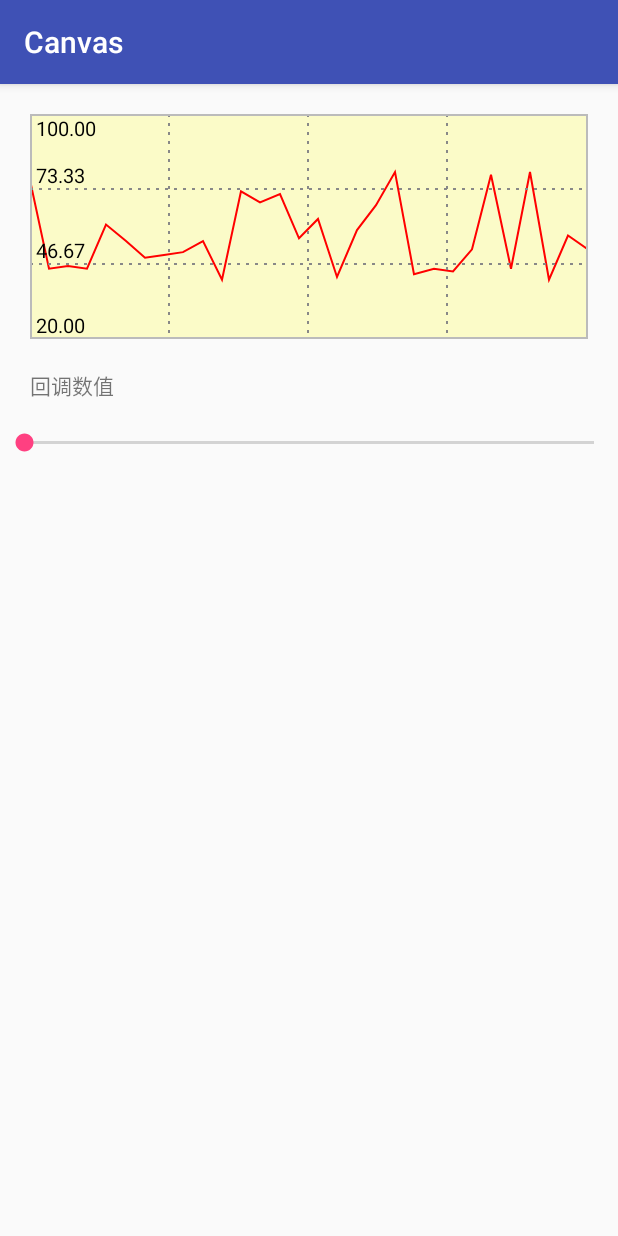
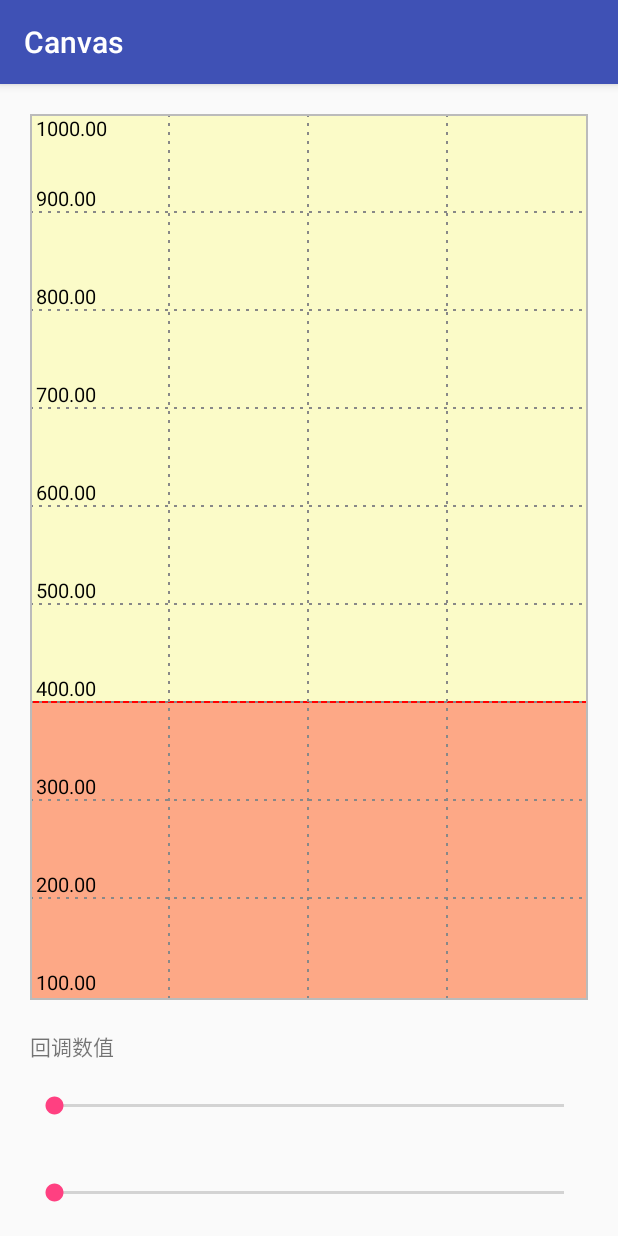
Before and after one commit to zhipengzhong/PolylineChart, an Android app: the screen it shows after launch (MainActivity), on a phone screen of 412 x 824 dp. Run offline under Robolectric (Android 15) with nearby library versions, the phone set to English and light mode, and no system bars.

Commit message:
添加阴影效果

```diff
--- a/app/src/main/java/com/young/canvas/MainActivity.java
+++ b/app/src/main/java/com/young/canvas/MainActivity.java
@@ -18,6 +18,9 @@ public class MainActivity extends AppCompatActivity {
     private PolylineView mPolylineView;
     private SeekBar mSeekBar;
     private TextView mCallBack;
+    private SeekBar mDense;
+    private int mNum = 10;
+    private int mDenseNum = 1;
 
     @Override
     protected void onCreate(Bundle savedInstanceState) {
@@ -34,7 +37,28 @@ public class MainActivity extends AppCompatActivity {
             @Override
             public void onProgressChanged(SeekBar seekBar, int progress, boolean fromUser) {
                 Log.d(TAG, "onProgressChanged: " + progress);
-                generateData(progress * 10 + 2);
+                mNum = progress * 10 + 2;
+                generateData(mNum, mDenseNum);
+                //调整产生假数据的数量
+            }
+
+            @Override
+            public void onStartTrackingTouch(SeekBar seekBar) {
+
+            }
+
+            @Override
+            public void onStopTrackingTouch(SeekBar seekBar) {
+
+            }
+        });
+
+        mDense.setOnSeekBarChangeListener(new SeekBar.OnSeekBarChangeListener() {
+            @Override
+            public void onProgressChanged(SeekBar seekBar, int progress, boolean fromUser) {
+                //调整产生假数据的间隔
+                mDenseNum = progress * 4 + 1;
+                generateData(mNum, mDenseNum);
             }
 
             @Override
@@ -57,14 +81,14 @@ public class MainActivity extends AppCompatActivity {
     }
 
     private void initData() {
-        generateData(30);
+        generateData(mNum, mDenseNum);
     }
 
-    private void generateData(int num) {
+    private void generateData(int num, int dense) {
         ArrayList<Integer> list = new ArrayList<>();
         Random random = new Random();
         for (int i = 0; i < num; i++) {
-            list.add(random.nextInt(40) + 40);
+            list.add(random.nextInt(dense) + 400);
         }
         mPolylineView.setData(list);
     }
@@ -72,6 +96,7 @@ public class MainActivity extends AppCompatActivity {
     private void initView() {
         mPolylineView = (PolylineView) findViewById(R.id.canvas_view);
         mSeekBar = (SeekBar) findViewById(R.id.seekBar);
+        mDense = (SeekBar) findViewById(R.id.seek_bar);
         mCallBack = (TextView) findViewById(R.id.call_back);
     }
 }
--- a/app/src/main/java/com/young/canvas/widget/PolylineView.java
+++ b/app/src/main/java/com/young/canvas/widget/PolylineView.java
@@ -29,11 +29,11 @@ public class PolylineView extends View {
     private Paint mCirclePaint;
     private ArrayList<Integer> mDatas;
     private Paint mDashPaint;
-    private int mRow = 2;
+    private int mRow = 8;
     private int mColumn = 3;
     private Paint mBorderPaint;
-    private float mMax = 100F;
-    private float mMini = 20F;
+    private float mMax = 1000F;
+    private float mMini = 100F;
     private Paint mTextPaint;
     private float mTextPadding = 6F;
     private int mBorderPaintWidth;
@@ -45,6 +45,8 @@ public class PolylineView extends View {
     private float mSelectedLineY;
     private OnSelectedDotListener mOnSelectedDotListener;
     private int mSelectedLineNum;
+    private float mSingle;
+    private Paint mShadowPaint;
 
     public PolylineView(Context context) {
         this(context, null);
@@ -91,6 +93,10 @@ public class PolylineView extends View {
         mSelectedLinePaint.setAntiAlias(true);
         mSelectedLinePaint.setColor(Color.RED);
         mSelectedLinePaint.setStrokeWidth(1);
+
+        mShadowPaint = new Paint();
+        mShadowPaint.setAntiAlias(true);
+        mShadowPaint.setColor(0x55FF0000);
 
     }
 
@@ -152,12 +158,37 @@ public class PolylineView extends View {
 
     @Override
     protected void onDraw(Canvas canvas) {
+        initDraw();
+        drawShadow(canvas);
         drawPolyline(canvas);
         drawDot(canvas);
         drawDashed(canvas);
         drawBorder(canvas);
         drawText(canvas);
         drawSelectedLine(canvas);
+    }
+
+    private void drawShadow(Canvas canvas) {
+        if (mDatas != null) {
+            mPath = new Path();
+            float max = Collections.max(mDatas);
+            int size = mDatas.size();
+            mPath.moveTo(0, getMeasuredHeight());
+            for (int i = 0; i < size; i++) {
+                float x = getMeasuredWidth() * i / (size - 1);
+                float y = (Math.abs(mDatas.get(i) * mSingle - (max * mSingle)) + ((mMax - max) * mSingle));
+                mPath.lineTo(x, y);
+//                canvas.drawCircle(x, y, 4, mCirclePaint);
+            }
+            mPath.lineTo(getMeasuredWidth(), getMeasuredHeight());
+            canvas.drawPath(mPath, mShadowPaint);
+        }
+    }
+
+    private void initDraw() {
+        mDrawPolylineWidth = getMeasuredWidth() - (mBorderPaintWidth * 2);
+        mDrawPolylineHeaght = getMeasuredHeight() - (mBorderPaintWidth * 2);
+        mSingle = mDrawPolylineHeaght / (mMax - mMini);
     }
 
     private void drawSelectedLine(Canvas canvas) {
@@ -191,18 +222,13 @@ public class PolylineView extends View {
     }
 
     private void drawPolyline(Canvas canvas) {
-        mDrawPolylineWidth = getMeasuredWidth() - (mBorderPaintWidth * 2);
-        mDrawPolylineHeaght = getMeasuredHeight() - (mBorderPaintWidth * 2);
-        float single = mDrawPolylineHeaght / (mMax - mMini);
-
         if (mDatas != null) {
             mPath = new Path();
-            Random random = new Random();
             float max = Collections.max(mDatas);
             int size = mDatas.size();
             for (int i = 0; i < size; i++) {
                 float x = getMeasuredWidth() * i / (size - 1);
-                float y = (Math.abs(mDatas.get(i) * single - (max * single)) + ((mMax - max) * single));
+                float y = (Math.abs(mDatas.get(i) * mSingle - (max * mSingle)) + ((mMax - max) * mSingle));
                 if (i == 0) {
                     mPath.moveTo(0, y);
                 } else {
--- a/app/src/main/res/layout/activity_main.xml
+++ b/app/src/main/res/layout/activity_main.xml
@@ -1,16 +1,18 @@
 <?xml version="1.0" encoding="utf-8"?>
-<RelativeLayout
+<LinearLayout
     xmlns:android="http://schemas.android.com/apk/res/android"
     xmlns:app="http://schemas.android.com/apk/res-auto"
     xmlns:tools="http://schemas.android.com/tools"
     android:layout_width="match_parent"
     android:layout_height="match_parent"
+    android:orientation="vertical"
     tools:context="com.young.canvas.MainActivity">
 
     <com.young.canvas.widget.PolylineView
         android:id="@+id/canvas_view"
         android:layout_width="match_parent"
-        android:layout_height="150dp"
+        android:layout_weight="1"
+        android:layout_height="0dp"
         android:layout_margin="20dp"
         android:background="#33FFFF00"/>
 
@@ -27,6 +29,13 @@
         android:layout_width="match_parent"
         android:layout_height="wrap_content"
         android:layout_below="@+id/canvas_view"
-        android:layout_marginTop="40dp"/>
+        android:layout_margin="20dp"/>
 
-</RelativeLayout>
+    <SeekBar
+        android:id="@+id/seek_bar"
+        android:layout_width="match_parent"
+        android:layout_height="wrap_content"
+        android:layout_below="@+id/canvas_view"
+        android:layout_margin="20dp"/>
+
+</LinearLayout>
```
Also changed, not shown: 2 other files.
